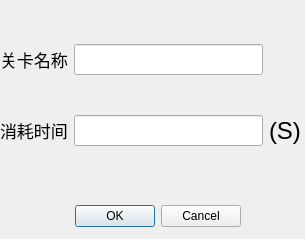
Qt form timerecorddlg.ui (cppIdiot/akscript) before a commit.
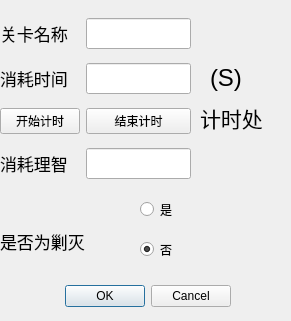
The same form after that commit.

Diff of the .ui file:
```diff
--- a/timerecorddlg.ui
+++ b/timerecorddlg.ui
@@ -6,8 +6,8 @@
    <rect>
     <x>0</x>
     <y>0</y>
-    <width>305</width>
-    <height>239</height>
+    <width>291</width>
+    <height>321</height>
    </rect>
   </property>
   <property name="windowTitle">
@@ -16,8 +16,8 @@
   <widget class="QDialogButtonBox" name="buttonBox">
    <property name="geometry">
     <rect>
-     <x>50</x>
-     <y>200</y>
+     <x>40</x>
+     <y>280</y>
      <width>191</width>
      <height>32</height>
     </rect>
@@ -34,12 +34,59 @@
     <rect>
      <x>0</x>
      <y>10</y>
-     <width>301</width>
-     <height>171</height>
+     <width>191</width>
+     <height>181</height>
     </rect>
    </property>
    <layout class="QGridLayout" name="gridLayout">
-    <item row="1" column="0">
+    <item row="5" column="2">
+     <widget class="QLineEdit" name="costHeal">
+      <property name="font">
+       <font>
+        <family>Arial</family>
+        <pointsize>14</pointsize>
+       </font>
+      </property>
+     </widget>
+    </item>
+    <item row="3" column="2">
+     <widget class="QPushButton" name="endr">
+      <property name="text">
+       <string>结束计时</string>
+      </property>
+     </widget>
+    </item>
+    <item row="3" column="0">
+     <widget class="QPushButton" name="startr">
+      <property name="text">
+       <string>开始计时</string>
+      </property>
+     </widget>
+    </item>
+    <item row="2" column="2">
+     <widget class="QLineEdit" name="costTime">
+      <property name="font">
+       <font>
+        <family>Arial</family>
+        <pointsize>14</pointsize>
+       </font>
+      </property>
+     </widget>
+    </item>
+    <item row="5" column="0">
+     <widget class="QLabel" name="label_4">
+      <property name="font">
+       <font>
+        <family>楷体</family>
+        <pointsize>13</pointsize>
+       </font>
+      </property>
+      <property name="text">
+       <string>消耗理智</string>
+      </property>
+     </widget>
+    </item>
+    <item row="2" column="0">
      <widget class="QLabel" name="label_2">
       <property name="font">
        <font>
@@ -52,29 +99,6 @@
       </property>
      </widget>
     </item>
-    <item row="1" column="2">
-     <widget class="QLineEdit" name="costTime">
-      <property name="font">
-       <font>
-        <family>Arial</family>
-        <pointsize>14</pointsize>
-       </font>
-      </property>
-     </widget>
-    </item>
-    <item row="1" column="3">
-     <widget class="QLabel" name="label_3">
-      <property name="font">
-       <font>
-        <family>Arial</family>
-        <pointsize>18</pointsize>
-       </font>
-      </property>
-      <property name="text">
-       <string>(S)</string>
-      </property>
-     </widget>
-    </item>
     <item row="0" column="0">
      <widget class="QLabel" name="label">
       <property name="font">
@@ -100,6 +124,92 @@
     </item>
    </layout>
   </widget>
+  <widget class="QLabel" name="label_5">
+   <property name="geometry">
+    <rect>
+     <x>0</x>
+     <y>230</y>
+     <width>110</width>
+     <height>22</height>
+    </rect>
+   </property>
+   <property name="font">
+    <font>
+     <family>楷体</family>
+     <pointsize>13</pointsize>
+    </font>
+   </property>
+   <property name="text">
+    <string>是否为剿灭</string>
+   </property>
+  </widget>
+  <widget class="QRadioButton" name="yesButton">
+   <property name="geometry">
+    <rect>
+     <x>140</x>
+     <y>200</y>
+     <width>115</width>
+     <height>19</height>
+    </rect>
+   </property>
+   <property name="text">
+    <string>是</string>
+   </property>
+  </widget>
+  <widget class="QRadioButton" name="noButton">
+   <property name="geometry">
+    <rect>
+     <x>140</x>
+     <y>240</y>
+     <width>115</width>
+     <height>19</height>
+    </rect>
+   </property>
+   <property name="text">
+    <string>否</string>
+   </property>
+   <property name="checked">
+    <bool>true</bool>
+   </property>
+  </widget>
+  <widget class="QLabel" name="REtime">
+   <property name="geometry">
+    <rect>
+     <x>200</x>
+     <y>100</y>
+     <width>81</width>
+     <height>35</height>
+    </rect>
+   </property>
+   <property name="font">
+    <font>
+     <family>微软雅黑 Light</family>
+     <pointsize>16</pointsize>
+    </font>
+   </property>
+   <property name="text">
+    <string>计时处</string>
+   </property>
+  </widget>
+  <widget class="QLabel" name="label_3">
+   <property name="geometry">
+    <rect>
+     <x>210</x>
+     <y>60</y>
+     <width>40</width>
+     <height>35</height>
+    </rect>
+   </property>
+   <property name="font">
+    <font>
+     <family>Arial</family>
+     <pointsize>18</pointsize>
+    </font>
+   </property>
+   <property name="text">
+    <string>(S)</string>
+   </property>
+  </widget>
  </widget>
  <resources/>
  <connections>
```
